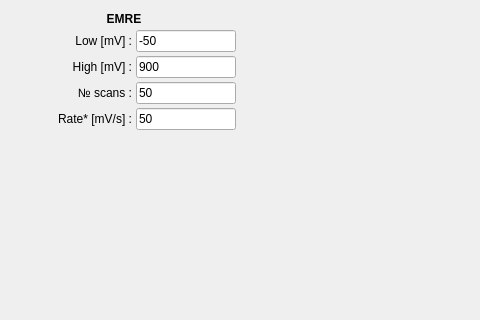
Above: EMRE_cycling_module.ui from rst030/EMRE before the change; both pictures show x 0 to 480 and y 0 to 320 of the 745 by 633 pixel window. Below: the same form after it.
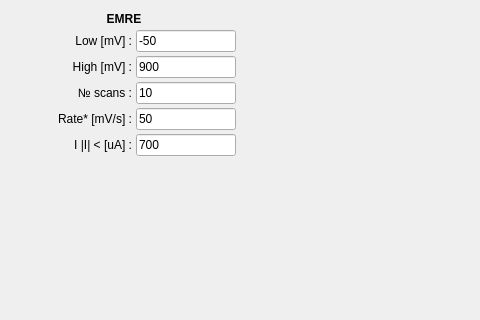
That is the form after the change.

Commit message: rst@e1 Device manager shows connected and disconnected devices. CV module tested on the lipton battery. CUrrent limit implemented. CHG module tested on the lipton battery.

```diff
--- a/EMRE_cycling_module.ui
+++ b/EMRE_cycling_module.ui
@@ -167,7 +167,7 @@
              </size>
             </property>
             <property name="text">
-             <string>50</string>
+             <string>10</string>
             </property>
            </widget>
           </item>
@@ -206,6 +206,39 @@
           </item>
          </layout>
         </item>
+        <item>
+         <layout class="QHBoxLayout" name="horizontalLayout_3">
+          <item>
+           <widget class="QLabel" name="current_limit_label">
+            <property name="maximumSize">
+             <size>
+              <width>120</width>
+              <height>16777215</height>
+             </size>
+            </property>
+            <property name="text">
+             <string>I |I| &lt; [uA] :</string>
+            </property>
+            <property name="alignment">
+             <set>Qt::AlignRight|Qt::AlignTrailing|Qt::AlignVCenter</set>
+            </property>
+           </widget>
+          </item>
+          <item>
+           <widget class="QLineEdit" name="current_limit_edit">
+            <property name="maximumSize">
+             <size>
+              <width>100</width>
+              <height>16777215</height>
+             </size>
+            </property>
+            <property name="text">
+             <string>700</string>
+            </property>
+           </widget>
+          </item>
+         </layout>
+        </item>
         <item>
          <spacer name="verticalSpacer">
           <property name="orientation">
```
The commit also changes 13 other files.
